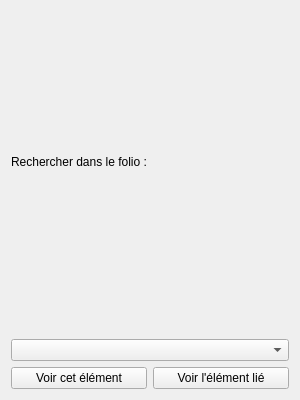
Qt form sources/ui/linksingleelementwidget.ui (qelectrotech/qelectrotech-source-mirror) before a commit.
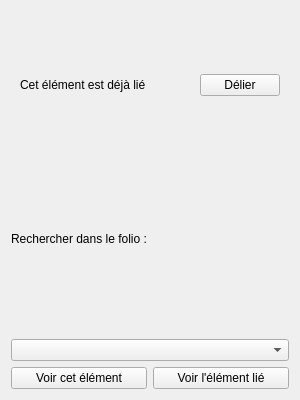
The same form after that commit.

Commit message: Link single element widget, set live edit enable. In properties dock widget, no need to click on apply button, change are apply immediately.

Diff of the .ui file:
```diff
--- a/sources/ui/linksingleelementwidget.ui
+++ b/sources/ui/linksingleelementwidget.ui
@@ -16,6 +16,39 @@
   <layout class="QVBoxLayout" name="main_layout">
    <item>
     <layout class="QVBoxLayout" name="header_layout">
+     <item>
+      <widget class="QWidget" name="m_unlink_widget" native="true">
+       <layout class="QHBoxLayout" name="horizontalLayout_3">
+        <item>
+         <widget class="QLabel" name="label_2">
+          <property name="text">
+           <string>Cet élément est déjà lié</string>
+          </property>
+         </widget>
+        </item>
+        <item>
+         <spacer name="horizontalSpacer_2">
+          <property name="orientation">
+           <enum>Qt::Horizontal</enum>
+          </property>
+          <property name="sizeHint" stdset="0">
+           <size>
+            <width>40</width>
+            <height>20</height>
+           </size>
+          </property>
+         </spacer>
+        </item>
+        <item>
+         <widget class="QPushButton" name="m_unlink_pb">
+          <property name="text">
+           <string>Délier</string>
+          </property>
+         </widget>
+        </item>
+       </layout>
+      </widget>
+     </item>
      <item>
       <widget class="QLabel" name="label">
        <property name="text">
```
The commit also changes 11 other files.
